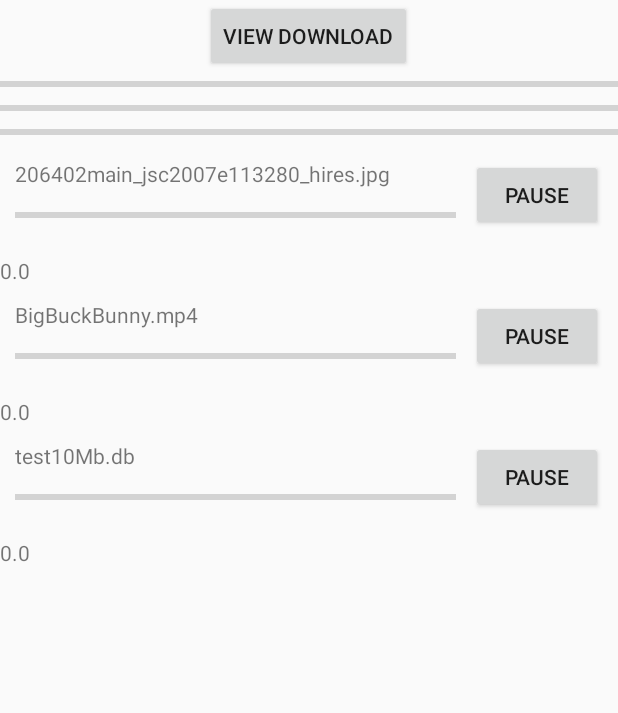
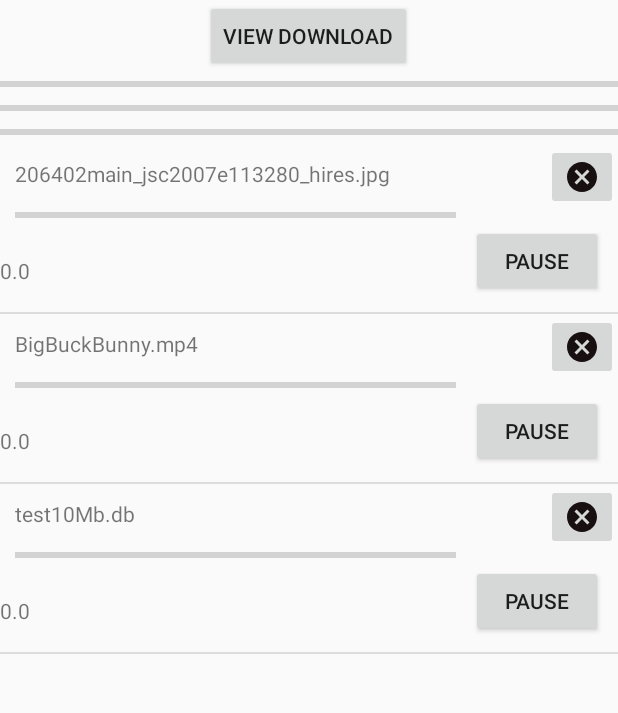
Before and after one commit to Thuongkenzin/DownloaderApp, an Android app: the screen it shows after launch (MainActivity), after a tap on "DOWNLOAD", on a phone screen of 412 x 824 dp, the part 153-866 px from its top. Run offline under Robolectric (Android 15) with nearby library versions, the phone set to English and light mode, and no system bars.

Commit message:
Merge voi nhanh UI

```diff
--- a/app/src/main/java/com/example/downloader/DownloadAdapter.java
+++ b/app/src/main/java/com/example/downloader/DownloadAdapter.java
@@ -6,6 +6,7 @@ import android.view.LayoutInflater;
 import android.view.View;
 import android.view.ViewGroup;
 import android.widget.Button;
+import android.widget.ImageButton;
 import android.widget.ProgressBar;
 import android.widget.TextView;
 
@@ -41,6 +42,7 @@ public class DownloadAdapter extends RecyclerView.Adapter<DownloadAdapter.Downlo
         TextView txtDownloadName,tvPercent,tvSizeFileDownload;
         ProgressBar pbDownload;
         Button btnDownload;
+        ImageButton btnCancel;
 
         public DownloadViewHolder(@NonNull View itemView) {
             super(itemView);
@@ -49,6 +51,7 @@ public class DownloadAdapter extends RecyclerView.Adapter<DownloadAdapter.Downlo
             btnDownload = itemView.findViewById(R.id.btn_download);
             tvPercent = itemView.findViewById(R.id.tv_percent);
             tvSizeFileDownload = itemView.findViewById(R.id.tv_size_file);
+            btnCancel = itemView.findViewById(R.id.btn_cancel);
         }
         void bind(final DownloadTask downloadTask){
             txtDownloadName.setText(downloadTask.downloadFileName);
@@ -70,6 +73,13 @@ public class DownloadAdapter extends RecyclerView.Adapter<DownloadAdapter.Downlo
 
                 }
             });
+
+            btnCancel.setOnClickListener(new View.OnClickListener() {
+                @Override
+                public void onClick(View v) {
+                    downloadTask.onCancelled();
+                }
+            });
         }
 
     }
--- a/app/src/main/java/com/example/downloader/MainActivity.java
+++ b/app/src/main/java/com/example/downloader/MainActivity.java
@@ -9,6 +9,7 @@ import android.net.Uri;
 import android.os.Bundle;
 import android.os.Environment;
 import android.support.v7.app.AppCompatActivity;
+import android.support.v7.widget.DividerItemDecoration;
 import android.support.v7.widget.LinearLayoutManager;
 import android.support.v7.widget.RecyclerView;
 import android.util.Log;
@@ -43,6 +44,8 @@ public class MainActivity extends AppCompatActivity {
 
 
         mDownloadList = findViewById(R.id.rv_numbers);
+        RecyclerView.ItemDecoration itemDecoration = new DividerItemDecoration(this, DividerItemDecoration.VERTICAL);
+        mDownloadList.addItemDecoration(itemDecoration);
         LinearLayoutManager layoutManager = new LinearLayoutManager(this);
         mDownloadList.setLayoutManager(layoutManager);
 
@@ -63,8 +66,8 @@ public class MainActivity extends AppCompatActivity {
                     downloadData.add(new DownloadTask(MainActivity.this, url));
                     downloadData.add(new DownloadTask(MainActivity.this,url2));
                     downloadData.add(new DownloadTask(MainActivity.this,url3));
-                    mDownloadList.setAdapter(downloadAdapter);
 
+                    downloadAdapter.notifyDataSetChanged();
                 }else{
                     Toast.makeText(MainActivity.this, "There is no internet connection.", Toast.LENGTH_SHORT).show();
                 }
@@ -95,7 +98,6 @@ public class MainActivity extends AppCompatActivity {
 
         //set title download notification
         request.setDescription("Downloading file...");
-
 
         request.allowScanningByMediaScanner();
         request.setNotificationVisibility(DownloadManager.Request.VISIBILITY_VISIBLE_NOTIFY_COMPLETED);
--- /dev/null
+++ b/app/src/main/res/drawable/ic_cancel_black_24dp.xml
@@ -0,0 +1,5 @@
+<vector android:height="24dp" android:tint="#180F11"
+    android:viewportHeight="24.0" android:viewportWidth="24.0"
+    android:width="24dp" xmlns:android="http://schemas.android.com/apk/res/android">
+    <path android:fillColor="#FF000000" android:pathData="M12,2C6.47,2 2,6.47 2,12s4.47,10 10,10 10,-4.47 10,-10S17.53,2 12,2zM17,15.59L15.59,17 12,13.41 8.41,17 7,15.59 10.59,12 7,8.41 8.41,7 12,10.59 15.59,7 17,8.41 13.41,12 17,15.59z"/>
+</vector>
--- a/app/src/main/res/layout/number_list_items.xml
+++ b/app/src/main/res/layout/number_list_items.xml
@@ -26,6 +26,7 @@
         android:id="@+id/btn_download"
         android:layout_margin="10dp"
         android:layout_alignParentEnd="true"
+        android:layout_below="@+id/btn_cancel"
         android:layout_width="wrap_content"
         android:layout_height="wrap_content"
         android:text="Pause" />
@@ -46,4 +47,11 @@
         android:text="" />
 
 
+    <ImageButton
+        android:layout_width="wrap_content"
+        android:layout_height="wrap_content"
+        android:layout_alignParentTop="true"
+        android:id="@+id/btn_cancel"
+        android:layout_alignParentRight="true"
+        android:src="@drawable/ic_cancel_black_24dp"/>
 </RelativeLayout>
```
Also changed, not shown: app/src/main/java/com/example/downloader/DownloadTask.java (+19 -9 lines).
